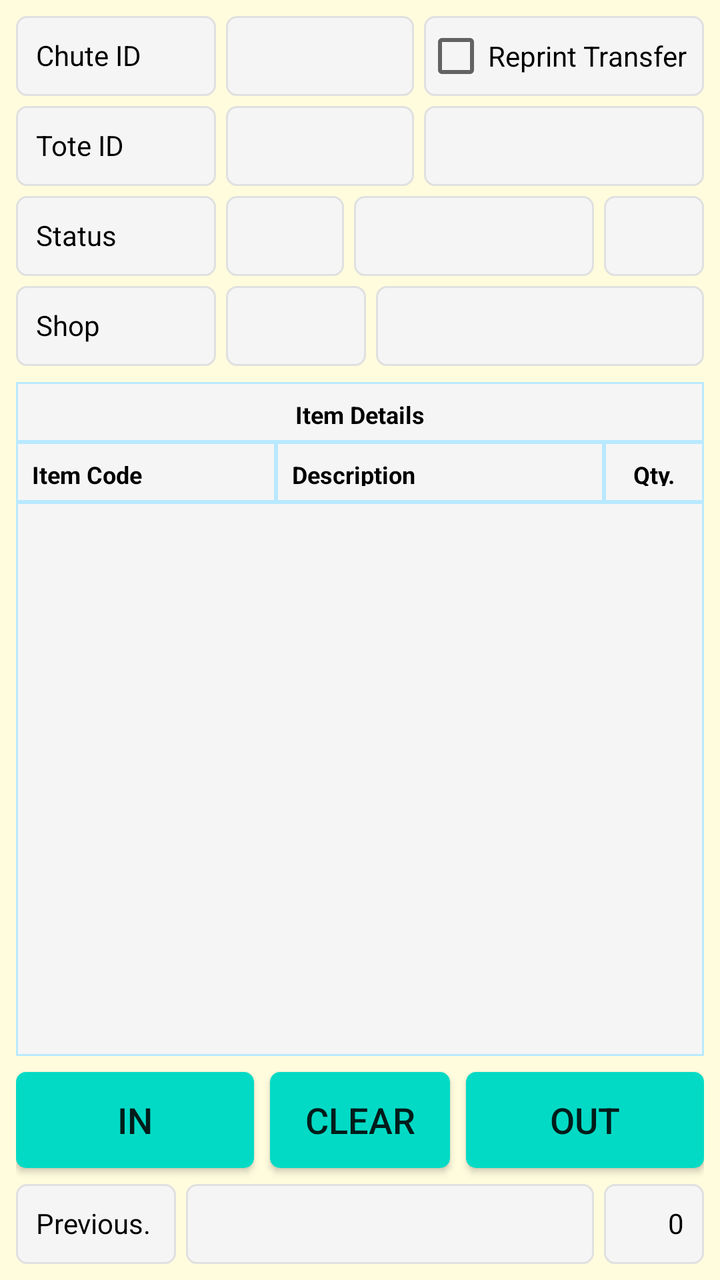
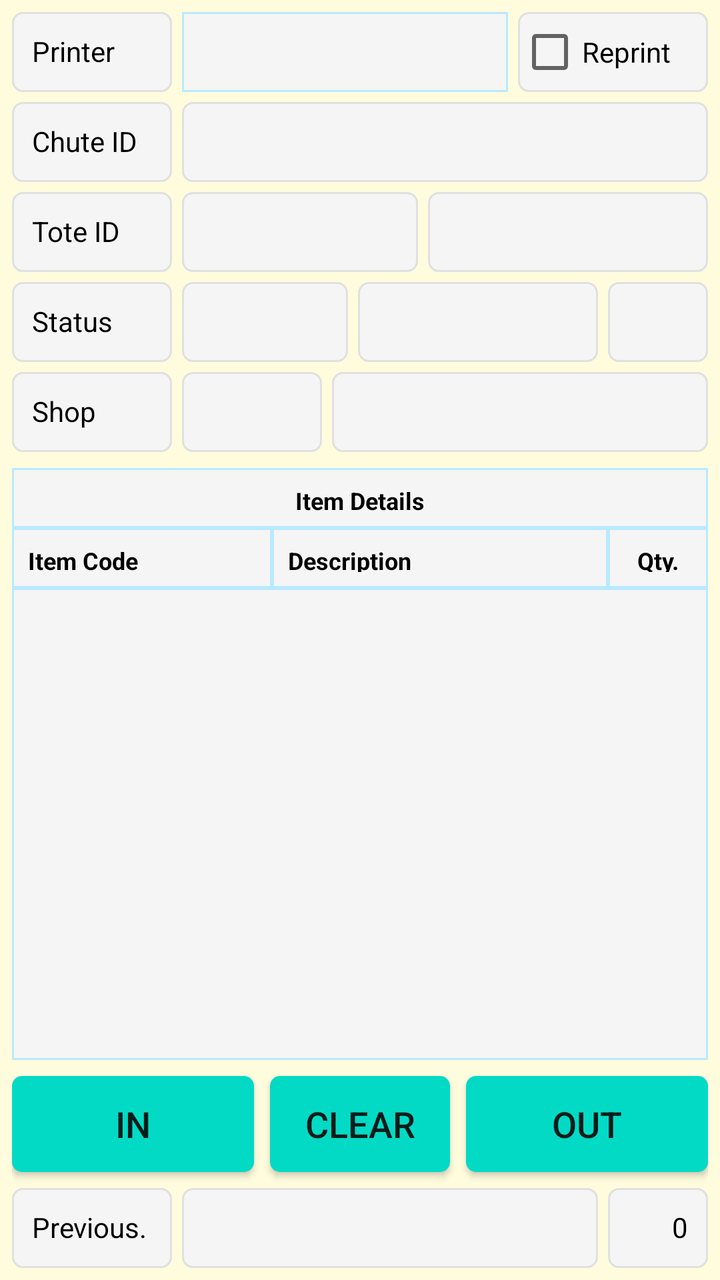

Screens rendered from an Android XML layout before and after an edit, with the pre-edit source and the edit as a unified diff.
<!-- AndroidManifest.xml: application theme AppTheme -->
<!-- res/layout/fragment_chute_check_in_check_out_jafza.xml -->
<?xml version="1.0" encoding="utf-8"?>
<FrameLayout xmlns:android="http://schemas.android.com/apk/res/android"
    xmlns:app="http://schemas.android.com/apk/res-auto"
    xmlns:tools="http://schemas.android.com/tools"
    android:layout_width="match_parent"
    android:layout_height="match_parent"
    android:background="@color/backColor"
    tools:context=".ui.chutestatusinout.jafza.ChuteCheckInCheckOutJafzaFragment">

    <androidx.constraintlayout.widget.ConstraintLayout
        android:layout_width="match_parent"
        android:layout_height="match_parent"
        android:padding="8dp">

        <TextView
            android:id="@+id/TextView1"
            android:layout_width="100dp"
            android:layout_height="40dp"
            android:background="@drawable/et_custom"
            android:gravity="left"
            android:hint=""
            android:padding="10dp"
            android:textColor="@color/coloBlack"
            android:text="Chute ID"
            android:textSize="14dp"
            app:layout_constraintStart_toStartOf="parent"
            app:layout_constraintTop_toTopOf="parent" />

        <EditText
            android:id="@+id/et_chute_status_inout_chuteid"
            android:layout_width="0dp"
            android:layout_height="40dp"
            android:layout_marginStart="5dp"
            android:layout_marginEnd="5dp"
            android:layout_marginLeft="5dp"
            android:background="@drawable/et_custom"
            android:inputType="text"
            android:padding="10dp"
            android:textColor="@color/coloBlack"
            android:textSize="14dp"
            app:layout_constraintEnd_toStartOf="@+id/ch_chute_status_inout_reprint_transfer"
            app:layout_constraintStart_toEndOf="@+id/TextView1"
            app:layout_constraintTop_toTopOf="@+id/TextView1" />

        <CheckBox
            android:id="@+id/ch_chute_status_inout_reprint_transfer"
            android:layout_width="140dp"
            android:layout_height="40dp"
            android:background="@drawable/et_custom"
            android:text="Reprint Transfer"
            app:layout_constraintEnd_toEndOf="parent"
            app:layout_constraintTop_toTopOf="parent" />

        <TextView
            android:id="@+id/TextView8"
            android:layout_width="100dp"
            android:layout_height="40dp"
            android:layout_marginTop="5dp"
            android:background="@drawable/et_custom"
            android:gravity="left"
            android:hint=""
            android:textColor="@color/coloBlack"
            android:padding="10dp"
            android:text="Tote ID"
            android:textSize="14dp"
            app:layout_constraintStart_toStartOf="parent"
            app:layout_constraintTop_toBottomOf="@+id/TextView1" />

        <EditText
            android:id="@+id/et_chute_status_inout_totid"
            android:layout_width="0dp"
            android:layout_height="40dp"
            android:layout_marginStart="5dp"
            android:layout_marginLeft="5dp"
            android:layout_marginTop="5dp"
            android:layout_marginEnd="5dp"
            android:layout_marginRight="5dp"
            android:background="@drawable/et_custom"
            android:gravity="left"
            android:hint=""
            android:inputType="text"
            android:padding="10dp"
            android:textColor="@color/coloBlack"
            android:textSize="14dp"
            app:layout_constraintEnd_toStartOf="@+id/tv_chute_checkinout_totid"
            app:layout_constraintStart_toEndOf="@+id/TextView8"
            app:layout_constraintTop_toBottomOf="@+id/et_chute_status_inout_chuteid" />

        <TextView
            android:id="@+id/tv_chute_checkinout_totid"
            android:layout_width="140dp"
            android:layout_height="40dp"
            android:background="@drawable/et_custom"
            android:gravity="left"
            android:hint=""
            android:padding="10dp"
            android:text=""
            android:textColor="@color/coloBlack"
            android:textSize="14dp"
            app:layout_constraintEnd_toEndOf="parent"
            app:layout_constraintTop_toTopOf="@+id/et_chute_status_inout_totid" />

        <TextView
            android:id="@+id/tv_chute_checkinout_time"
            android:layout_width="120dp"
            android:layout_height="40dp"
            android:layout_marginRight="5dp"
            android:background="@drawable/et_custom"
            android:gravity="left"
            android:hint=""
            android:padding="10dp"
            android:text=""
            android:textColor="@color/coloBlack"
            android:textSize="14dp"
            app:layout_constraintEnd_toStartOf="@+id/tv_chute_checkinout_shop_tote_type"
            app:layout_constraintTop_toTopOf="@+id/tv_chute_status_inout_status" />

        <TextView
            android:id="@+id/tv_chute_checkinout_shop_tote_type"
            android:layout_width="50dp"
            android:layout_height="40dp"
            android:background="@drawable/et_custom"
            android:gravity="left"
            android:hint=""
            android:padding="10dp"
            android:text=""
            android:textColor="@color/coloBlack"
            android:textSize="14dp"
            app:layout_constraintEnd_toEndOf="parent"
            app:layout_constraintTop_toTopOf="@+id/tv_chute_status_inout_status" />

        <TextView
            android:id="@+id/TextView2"
            android:layout_width="100dp"
            android:layout_height="40dp"
            android:layout_marginTop="5dp"
            android:background="@drawable/et_custom"
            android:gravity="left"
            android:hint=""
            android:textColor="@color/coloBlack"
            android:padding="10dp"
            android:text="Status"
            android:textSize="14dp"
            app:layout_constraintStart_toStartOf="parent"
            app:layout_constraintTop_toBottomOf="@+id/TextView8" />

        <TextView
            android:id="@+id/tv_chute_status_inout_status"
            android:layout_width="0dp"
            android:layout_height="40dp"
            android:layout_marginStart="5dp"
            android:layout_marginLeft="5dp"
            android:layout_marginTop="5dp"
            android:layout_marginEnd="5dp"
            android:layout_marginRight="5dp"
            android:background="@drawable/et_custom"
            android:gravity="left"
            android:hint=""
            android:padding="10dp"
            android:text=""
            android:textColor="@color/coloBlack"
            android:textSize="14dp"
            app:layout_constraintEnd_toStartOf="@+id/tv_chute_checkinout_time"
            app:layout_constraintStart_toEndOf="@+id/TextView2"
            app:layout_constraintTop_toBottomOf="@+id/et_chute_status_inout_totid" />

        <TextView
            android:id="@+id/TextView3"
            android:layout_width="100dp"
            android:layout_height="40dp"
            android:layout_marginTop="5dp"
            android:background="@drawable/et_custom"
            android:gravity="left"
            android:hint=""
            android:padding="10dp"
            android:textColor="@color/coloBlack"
            android:text="Shop"
            android:textSize="14dp"
            app:layout_constraintStart_toStartOf="parent"
            app:layout_constraintTop_toBottomOf="@+id/TextView2" />

        <TextView
            android:id="@+id/tv_chute_status_inout_shopname"
            android:layout_width="0dp"
            android:layout_height="40dp"
            android:layout_marginStart="5dp"
            android:layout_marginLeft="5dp"
            android:layout_marginTop="5dp"
            android:background="@drawable/et_custom"
            android:gravity="left"
            android:hint=""
            android:padding="10dp"
            android:text=""
            android:textColor="@color/coloBlack"
            android:textSize="14dp"
            app:layout_constraintEnd_toEndOf="parent"
            app:layout_constraintStart_toEndOf="@+id/tv_chute_status_inout_shopid"
            app:layout_constraintTop_toBottomOf="@+id/tv_chute_status_inout_status" />

        <TextView
            android:id="@+id/tv_chute_status_inout_shopid"
            android:layout_width="70dp"
            android:layout_height="40dp"
            android:layout_marginStart="5dp"
            android:layout_marginLeft="5dp"
            android:layout_marginTop="5dp"
            android:background="@drawable/et_custom"
            android:gravity="left"
            android:hint=""
            android:padding="10dp"
            android:text=""
            android:textColor="@color/coloBlack"
            android:textSize="14dp"
            app:layout_constraintStart_toEndOf="@+id/TextView3"
            app:layout_constraintTop_toBottomOf="@+id/tv_chute_status_inout_status" />

        <TextView
            android:id="@+id/TextView4"
            android:layout_width="0dp"
            android:layout_height="30dp"
            android:layout_marginTop="8dp"
            android:background="@drawable/et_custom_total"
            android:gravity="center"
            android:hint=""
            android:padding="8dp"
            android:textColor="@color/coloBlack"
            android:textStyle="bold"
            android:text="Item Details"
            android:textSize="12dp"
            app:layout_constraintEnd_toEndOf="parent"
            app:layout_constraintStart_toStartOf="parent"
            app:layout_constraintTop_toBottomOf="@+id/TextView3" />


        <TextView
            android:id="@+id/TextView5"
            android:layout_width="130dp"
            android:layout_height="30dp"
            android:background="@drawable/et_custom_total"
            android:gravity="left"
            android:textColor="@color/coloBlack"
            android:hint=""
            android:padding="8dp"
            android:textStyle="bold"
            android:text="Item Code"
            android:textSize="12dp"
            app:layout_constraintStart_toStartOf="parent"
            app:layout_constraintTop_toBottomOf="@+id/TextView4" />

        <TextView
            android:id="@+id/TextView6"
            android:layout_width="0dp"
            android:layout_height="30dp"
            android:background="@drawable/et_custom_total"
            android:gravity="left"
            android:hint=""
            android:padding="8dp"
            android:textColor="@color/coloBlack"
            android:text="Description"
            android:textStyle="bold"
            android:textSize="12dp"
            app:layout_constraintEnd_toStartOf="@+id/TextView7"
            app:layout_constraintStart_toEndOf="@+id/TextView5"
            app:layout_constraintTop_toBottomOf="@+id/TextView4" />

        <TextView
            android:id="@+id/TextView7"
            android:layout_width="50dp"
            android:layout_height="30dp"
            android:background="@drawable/et_custom_total"
            android:gravity="center"
            android:hint=""
            android:padding="8dp"
            android:textColor="@color/coloBlack"
            android:textStyle="bold"
            android:text="Qty."
            android:textSize="12dp"
            app:layout_constraintEnd_toEndOf="parent"
            app:layout_constraintTop_toBottomOf="@+id/TextView4" />

        <ListView
            android:id="@+id/lv_chute_status_inout_details"
            android:layout_width="0dp"
            android:layout_height="0dp"
            android:layout_marginBottom="8dp"
            android:background="@drawable/et_custom_total"
            app:layout_constraintBottom_toTopOf="@+id/bt_chute_status_inout_in"
            app:layout_constraintEnd_toEndOf="parent"
            app:layout_constraintStart_toStartOf="parent"
            app:layout_constraintTop_toBottomOf="@+id/TextView5" />

        <TextView
            android:id="@+id/TextView9"
            android:layout_width="80dp"
            android:layout_height="40dp"
            android:background="@drawable/et_custom"
            android:gravity="left"
            android:textColor="@color/coloBlack"
            android:hint=""
            android:padding="10dp"
            android:text="Previous."
            android:textSize="14dp"
            app:layout_constraintBottom_toBottomOf="parent"
            app:layout_constraintStart_toStartOf="parent" />

        <TextView
            android:id="@+id/tv_chute_status_inout_trfno"
            android:layout_width="0dp"
            android:layout_height="40dp"
            android:layout_marginStart="5dp"
            android:layout_marginLeft="5dp"
            android:layout_marginEnd="5dp"
            android:layout_marginRight="5dp"
            android:background="@drawable/et_custom"
            android:gravity="left"
            android:hint=""
            android:padding="10dp"
            android:textColor="@color/coloBlack"
            android:textSize="14dp"
            app:layout_constraintBottom_toBottomOf="parent"
            app:layout_constraintEnd_toStartOf="@+id/tv_chute_status_inout_tot_qty"
            app:layout_constraintStart_toEndOf="@+id/TextView9" />

        <TextView
            android:id="@+id/tv_chute_status_inout_tot_qty"
            android:layout_width="50dp"
            android:layout_height="40dp"
            android:background="@drawable/et_custom"
            android:gravity="right"
            android:hint=""
            android:padding="10dp"
            android:text="0"
            android:textColor="@color/coloBlack"
            android:textSize="14dp"
            app:layout_constraintBottom_toBottomOf="parent"
            app:layout_constraintEnd_toEndOf="parent" />

        <TextView
            android:id="@+id/textView2"
            android:layout_width="wrap_content"
            android:layout_height="wrap_content"
            android:layout_marginStart="16dp"
            android:layout_marginLeft="16dp"
            android:layout_marginEnd="16dp"
            android:layout_marginRight="16dp"
            android:text="   "
            android:textColor="@color/colorAccent"
            app:layout_constraintBottom_toBottomOf="parent"
            app:layout_constraintEnd_toEndOf="parent"
            app:layout_constraintStart_toStartOf="parent" />

        <Button
            android:id="@+id/bt_chute_status_inout_in"
            android:layout_width="0dp"
            android:layout_height="wrap_content"
            android:layout_marginEnd="8dp"
            android:layout_marginRight="8dp"
            android:layout_marginBottom="8dp"
            android:background="@drawable/btn_custom1"
            android:text="IN"
            android:textAllCaps="false"
            android:textSize="18sp"
            app:layout_constraintBottom_toTopOf="@+id/tv_chute_status_inout_trfno"
            app:layout_constraintEnd_toStartOf="@+id/bt_chute_status_inout_clear"
            app:layout_constraintStart_toStartOf="parent" />

        <Button
            android:id="@+id/bt_chute_status_inout_clear"
            android:layout_width="90dp"
            android:layout_height="wrap_content"
            android:layout_marginBottom="8dp"
            android:background="@drawable/btn_custom1"
            android:text="CLEAR"
            android:textAllCaps="false"
            android:textSize="18sp"
            app:layout_constraintBottom_toTopOf="@+id/tv_chute_status_inout_trfno"
            app:layout_constraintEnd_toEndOf="parent"
            app:layout_constraintStart_toStartOf="parent" />

        <Button
            android:id="@+id/bt_chute_status_inout_out"
            android:layout_width="0dp"
            android:layout_height="wrap_content"
            android:layout_marginStart="8dp"
            android:layout_marginLeft="8dp"
            android:layout_marginBottom="8dp"
            android:background="@drawable/btn_custom1"
            android:text="OUT"
            android:textAllCaps="false"
            android:textSize="18sp"
            app:layout_constraintBottom_toTopOf="@+id/tv_chute_status_inout_trfno"
            app:layout_constraintEnd_toEndOf="parent"
            app:layout_constraintStart_toEndOf="@+id/bt_chute_status_inout_clear" />

        <ProgressBar
            android:id="@+id/pr_chute_status_inout"
            android:layout_width="wrap_content"
            android:layout_height="wrap_content"
            android:layout_centerHorizontal="true"
            android:visibility="invisible"
            app:layout_constraintBottom_toBottomOf="parent"
            app:layout_constraintEnd_toEndOf="parent"
            app:layout_constraintStart_toStartOf="parent"
            app:layout_constraintTop_toTopOf="parent" />

    </androidx.constraintlayout.widget.ConstraintLayout>

</FrameLayout>
<!-- resources referenced by this layout -->
<resources>
  <color name="backColor">#FFFCDE</color>
  <color name="coloBlack">#000000</color>
  <color name="colorAccent">#000000</color>
  <!-- drawable btn_custom1 (drawable) -->
  <?xml version="1.0" encoding="utf-8"?>
  <shape xmlns:android="http://schemas.android.com/apk/res/android"
      android:padding="10dp"
      android:shape="rectangle" >
  
      <solid android:color="@color/colorBtn" />
  
      <corners
          android:bottomLeftRadius="5dp"
          android:bottomRightRadius="5dp"
          android:topLeftRadius="5dp"
          android:topRightRadius="5dp" />
  
  </shape>
  <!-- drawable et_custom (drawable) -->
  <?xml version="1.0" encoding="utf-8"?>
  <shape xmlns:android="http://schemas.android.com/apk/res/android"
      android:padding="10dp"
      android:shape="rectangle" >
  
      <solid android:color="#f5f5f5" />
  
      <stroke
          android:width="1dp"
          android:color="#e0e0e0" />
  
      <corners
          android:bottomLeftRadius="5dp"
          android:bottomRightRadius="5dp"
          android:topLeftRadius="5dp"
          android:topRightRadius="5dp" />
  
  </shape>
  <!-- drawable et_custom_total (drawable) -->
  <?xml version="1.0" encoding="utf-8"?>
  <shape xmlns:android="http://schemas.android.com/apk/res/android"
      android:padding="10dp"
      android:shape="rectangle" >
  
      <solid android:color="#f5f5f5" />
  
      <stroke
          android:width="1dp"
          android:color="#B9E9FF" />
  
      <corners
          android:bottomLeftRadius="0dp"
          android:bottomRightRadius="0dp"
          android:topLeftRadius="0dp"
          android:topRightRadius="0dp" />
  
  </shape>
  <style name="AppTheme" parent="Theme.AppCompat.Light.NoActionBar">
          
          <item name="colorPrimary">@color/colorPrimary</item>
          <item name="colorPrimaryDark">@color/colorPrimaryDark</item>
          <item name="colorAccent">@color/colorAccent</item>
      </style>
  <color name="colorBtn">#03DAC5</color>
  <color name="colorPrimary">#ffb200</color>
  <color name="colorPrimaryDark">#ffb200</color>
</resources>

<!-- the commit's change to res/layout/fragment_chute_check_in_check_out_jafza.xml (unified diff, before → after) -->
@@ -10,50 +10,78 @@
     <androidx.constraintlayout.widget.ConstraintLayout
         android:layout_width="match_parent"
         android:layout_height="match_parent"
-        android:padding="8dp">
+        android:padding="6dp">
+
+        <Spinner
+            android:id="@+id/sp_chute_status_inout_chuteid_printer"
+            android:layout_width="0dp"
+            android:layout_height="40dp"
+            android:layout_marginRight="5dp"
+            android:layout_marginLeft="5dp"
+            android:background="@drawable/et_custom_total"
+            android:gravity="center"
+            android:hint=""
+            android:padding="8dp"
+            android:textSize="14sp"
+            app:layout_constraintEnd_toStartOf="@+id/ch_chute_status_inout_reprint_transfer"
+            app:layout_constraintStart_toEndOf="@+id/textView9"
+            app:layout_constraintTop_toTopOf="@+id/textView9" />
+
+        <TextView
+            android:id="@+id/textView9"
+            android:layout_width="80dp"
+            android:layout_height="40dp"
+            android:background="@drawable/et_custom"
+            android:gravity="left"
+            android:hint=""
+            android:padding="10dp"
+            android:text="Printer"
+            android:textColor="@color/coloBlack"
+            android:textSize="14dp"
+            app:layout_constraintStart_toStartOf="parent"
+            app:layout_constraintTop_toTopOf="parent" />
 
         <TextView
             android:id="@+id/TextView1"
-            android:layout_width="100dp"
-            android:layout_height="40dp"
-            android:background="@drawable/et_custom"
-            android:gravity="left"
-            android:hint=""
-            android:padding="10dp"
-            android:textColor="@color/coloBlack"
+            android:layout_width="80dp"
+            android:layout_height="40dp"
+            android:layout_marginTop="5dp"
+            android:background="@drawable/et_custom"
+            android:gravity="left"
+            android:hint=""
+            android:padding="10dp"
             android:text="Chute ID"
-            android:textSize="14dp"
-            app:layout_constraintStart_toStartOf="parent"
-            app:layout_constraintTop_toTopOf="parent" />
+            android:textColor="@color/coloBlack"
+            android:textSize="14dp"
+            app:layout_constraintStart_toStartOf="parent"
+            app:layout_constraintTop_toBottomOf="@+id/textView9" />
 
         <EditText
             android:id="@+id/et_chute_status_inout_chuteid"
             android:layout_width="0dp"
             android:layout_height="40dp"
             android:layout_marginStart="5dp"
-            android:layout_marginEnd="5dp"
-            android:layout_marginLeft="5dp"
             android:background="@drawable/et_custom"
             android:inputType="text"
             android:padding="10dp"
             android:textColor="@color/coloBlack"
             android:textSize="14dp"
-            app:layout_constraintEnd_toStartOf="@+id/ch_chute_status_inout_reprint_transfer"
+            app:layout_constraintEnd_toEndOf="parent"
             app:layout_constraintStart_toEndOf="@+id/TextView1"
             app:layout_constraintTop_toTopOf="@+id/TextView1" />
 
         <CheckBox
             android:id="@+id/ch_chute_status_inout_reprint_transfer"
-            android:layout_width="140dp"
-            android:layout_height="40dp"
-            android:background="@drawable/et_custom"
-            android:text="Reprint Transfer"
-            app:layout_constraintEnd_toEndOf="parent"
-            app:layout_constraintTop_toTopOf="parent" />
+            android:layout_width="95dp"
+            android:layout_height="40dp"
+            android:background="@drawable/et_custom"
+            android:text="Reprint"
+            app:layout_constraintEnd_toEndOf="parent"
+            app:layout_constraintTop_toTopOf="@+id/sp_chute_status_inout_chuteid_printer" />
 
         <TextView
             android:id="@+id/TextView8"
-            android:layout_width="100dp"
+            android:layout_width="80dp"
             android:layout_height="40dp"
             android:layout_marginTop="5dp"
             android:background="@drawable/et_custom"
@@ -71,10 +99,7 @@
             android:layout_width="0dp"
             android:layout_height="40dp"
             android:layout_marginStart="5dp"
-            android:layout_marginLeft="5dp"
-            android:layout_marginTop="5dp"
             android:layout_marginEnd="5dp"
-            android:layout_marginRight="5dp"
             android:background="@drawable/et_custom"
             android:gravity="left"
             android:hint=""
@@ -84,7 +109,7 @@
             android:textSize="14dp"
             app:layout_constraintEnd_toStartOf="@+id/tv_chute_checkinout_totid"
             app:layout_constraintStart_toEndOf="@+id/TextView8"
-            app:layout_constraintTop_toBottomOf="@+id/et_chute_status_inout_chuteid" />
+            app:layout_constraintTop_toTopOf="@+id/TextView8" />
 
         <TextView
             android:id="@+id/tv_chute_checkinout_totid"
@@ -98,7 +123,7 @@
             android:textColor="@color/coloBlack"
             android:textSize="14dp"
             app:layout_constraintEnd_toEndOf="parent"
-            app:layout_constraintTop_toTopOf="@+id/et_chute_status_inout_totid" />
+            app:layout_constraintTop_toTopOf="@+id/TextView8" />
 
         <TextView
             android:id="@+id/tv_chute_checkinout_time"
@@ -113,7 +138,7 @@
             android:textColor="@color/coloBlack"
             android:textSize="14dp"
             app:layout_constraintEnd_toStartOf="@+id/tv_chute_checkinout_shop_tote_type"
-            app:layout_constraintTop_toTopOf="@+id/tv_chute_status_inout_status" />
+            app:layout_constraintTop_toTopOf="@+id/TextView2" />
 
         <TextView
             android:id="@+id/tv_chute_checkinout_shop_tote_type"
@@ -127,11 +152,11 @@
             android:textColor="@color/coloBlack"
             android:textSize="14dp"
             app:layout_constraintEnd_toEndOf="parent"
-            app:layout_constraintTop_toTopOf="@+id/tv_chute_status_inout_status" />
+            app:layout_constraintTop_toTopOf="@+id/TextView2" />
 
         <TextView
             android:id="@+id/TextView2"
-            android:layout_width="100dp"
+            android:layout_width="80dp"
             android:layout_height="40dp"
             android:layout_marginTop="5dp"
             android:background="@drawable/et_custom"
@@ -149,10 +174,7 @@
             android:layout_width="0dp"
             android:layout_height="40dp"
             android:layout_marginStart="5dp"
-            android:layout_marginLeft="5dp"
-            android:layout_marginTop="5dp"
             android:layout_marginEnd="5dp"
-            android:layout_marginRight="5dp"
             android:background="@drawable/et_custom"
             android:gravity="left"
             android:hint=""
@@ -162,11 +184,11 @@
             android:textSize="14dp"
             app:layout_constraintEnd_toStartOf="@+id/tv_chute_checkinout_time"
             app:layout_constraintStart_toEndOf="@+id/TextView2"
-            app:layout_constraintTop_toBottomOf="@+id/et_chute_status_inout_totid" />
+            app:layout_constraintTop_toTopOf="@+id/TextView2" />
 
         <TextView
             android:id="@+id/TextView3"
-            android:layout_width="100dp"
+            android:layout_width="80dp"
             android:layout_height="40dp"
             android:layout_marginTop="5dp"
             android:background="@drawable/et_custom"
@@ -184,8 +206,6 @@
             android:layout_width="0dp"
             android:layout_height="40dp"
             android:layout_marginStart="5dp"
-            android:layout_marginLeft="5dp"
-            android:layout_marginTop="5dp"
             android:background="@drawable/et_custom"
             android:gravity="left"
             android:hint=""
@@ -195,15 +215,13 @@
             android:textSize="14dp"
             app:layout_constraintEnd_toEndOf="parent"
             app:layout_constraintStart_toEndOf="@+id/tv_chute_status_inout_shopid"
-            app:layout_constraintTop_toBottomOf="@+id/tv_chute_status_inout_status" />
+            app:layout_constraintTop_toTopOf="@+id/TextView3" />
 
         <TextView
             android:id="@+id/tv_chute_status_inout_shopid"
             android:layout_width="70dp"
             android:layout_height="40dp"
             android:layout_marginStart="5dp"
-            android:layout_marginLeft="5dp"
-            android:layout_marginTop="5dp"
             android:background="@drawable/et_custom"
             android:gravity="left"
             android:hint=""
@@ -212,7 +230,7 @@
             android:textColor="@color/coloBlack"
             android:textSize="14dp"
             app:layout_constraintStart_toEndOf="@+id/TextView3"
-            app:layout_constraintTop_toBottomOf="@+id/tv_chute_status_inout_status" />
+            app:layout_constraintTop_toTopOf="@+id/TextView3" />
 
         <TextView
             android:id="@+id/TextView4"
